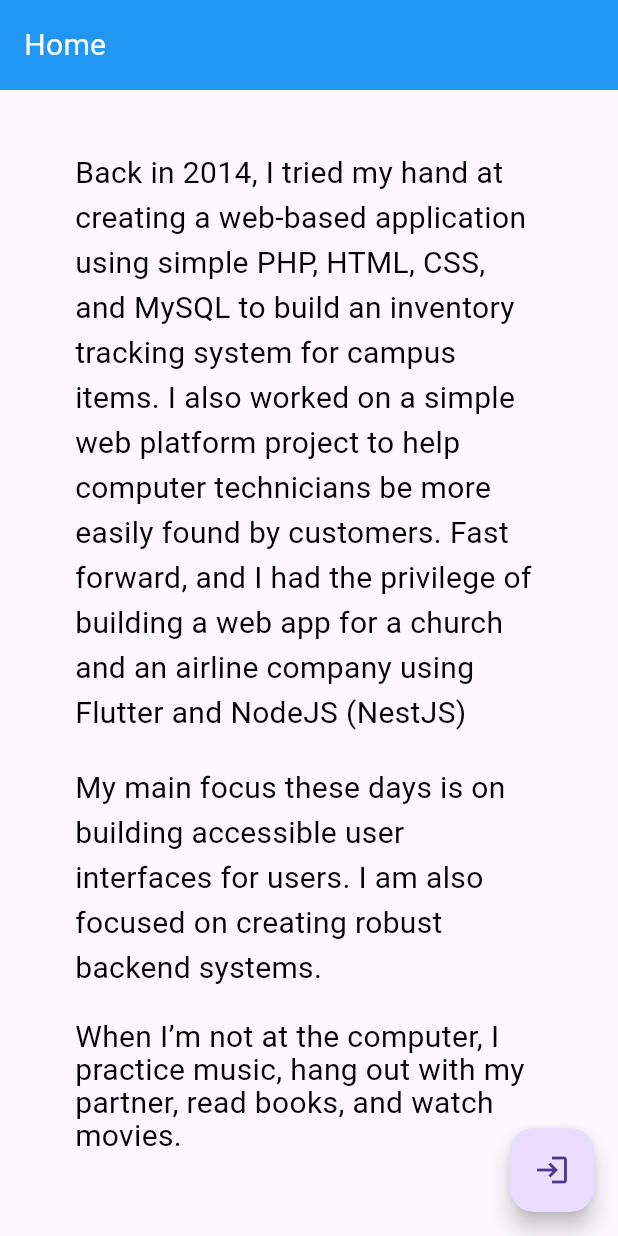
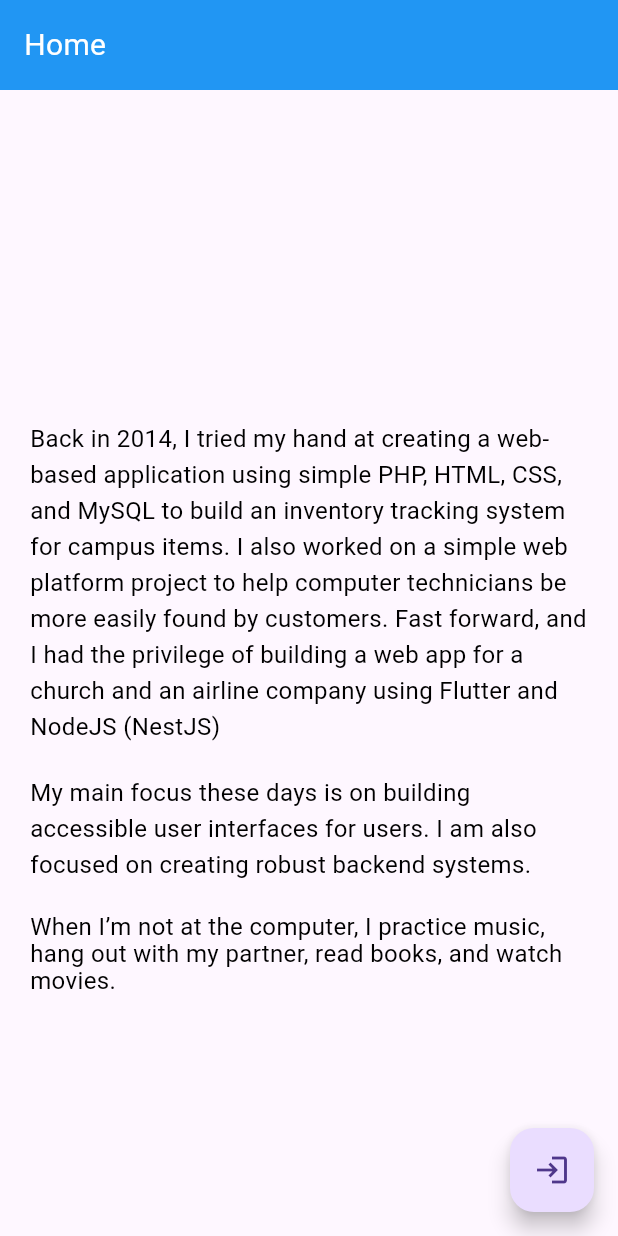
Before and after one commit to Hidayattullah/porto_cv, a Flutter app: the screen it shows after launch, on a phone screen of 412 x 824 dp. Run offline on Flutter 3.47's test engine with Material 3 defaults, Android fonts, the phone set to English and light mode, and no system bars; our stand-ins replace cloud_firestore, equatable, firebase_auth, firebase_core, flutter_bloc, flutter_sticky_header and 1 more; accounts and stored records are empty; statements that could not run were skipped.

Commit message:
menambahkan responsiv di home_sec

```diff
--- a/lib/presentation/pages/content/home_sec.dart
+++ b/lib/presentation/pages/content/home_sec.dart
@@ -1,4 +1,3 @@
-// lib/widgets/sections/home_sec.dart
 import 'package:flutter/material.dart';
 
 class HomeSec extends StatelessWidget {
@@ -6,39 +5,49 @@ class HomeSec extends StatelessWidget {
 
   @override
   Widget build(BuildContext context) {
+    // Mengambil ukuran layar
+    final screenWidth = MediaQuery.of(context).size.width;
+    final screenHeight = MediaQuery.of(context).size.height;
+
+    // Mengatur padding dan ukuran font yang responsif berdasarkan ukuran layar
+    final double horizontalPadding = screenWidth > 600 ? 50.0 : 20.0; // Lebih kecil di mobile
+    final double verticalPadding = screenWidth > 600 ? 40.0 : 20.0;   // Lebih kecil di mobile
+    final double fontSize = screenWidth > 600 ? 20.0 : 16.0;          // Lebih kecil di mobile
+
     return Container(
-      padding: const EdgeInsets.symmetric(horizontal: 50.0, vertical: 40.0), // Add padding for all sides
-      height: MediaQuery.of(context).size.height,
-      child: const Column(
+      padding: EdgeInsets.symmetric(horizontal: horizontalPadding, vertical: verticalPadding),
+      height: screenHeight,
+      child: Column(
         crossAxisAlignment: CrossAxisAlignment.start,
+        mainAxisAlignment: MainAxisAlignment.center, // Agar konten berada di tengah
         children: [
           Text(
             'Back in 2014, I tried my hand at creating a web-based application using simple PHP, HTML, CSS, and MySQL to build an inventory tracking system for campus items. I also worked on a simple web platform project to help computer technicians be more easily found by customers. Fast forward, and I had the privilege of building a web app for a church and an airline company using Flutter and NodeJS (NestJS)',
             style: TextStyle(
               color: Colors.black,
-              fontSize: 20,
+              fontSize: fontSize, // Responsif sesuai ukuran layar
               fontWeight: FontWeight.normal,
               height: 1.5, // Line height for better readability
             ),
             textAlign: TextAlign.left,
           ),
-          SizedBox(height: 20), // Space between paragraphs
+          const SizedBox(height: 20), // Space between paragraphs
           Text(
             'My main focus these days is on building accessible user interfaces for users. I am also focused on creating robust backend systems.',
             style: TextStyle(
               color: Colors.black,
-              fontSize: 20,
+              fontSize: fontSize, // Responsif sesuai ukuran layar
               fontWeight: FontWeight.normal,
               height: 1.5,
             ),
             textAlign: TextAlign.left,
           ),
-          SizedBox(height: 20), // Space between paragraphs
+          const SizedBox(height: 20), // Space between paragraphs
           Text(
             'When I’m not at the computer, I practice music, hang out with my partner, read books, and watch movies.',
             style: TextStyle(
               color: Colors.black,
-              fontSize: 20,
+              fontSize: fontSize, // Responsif sesuai ukuran layar
               fontWeight: FontWeight.normal,
               height: 1.1,
             ),
```
